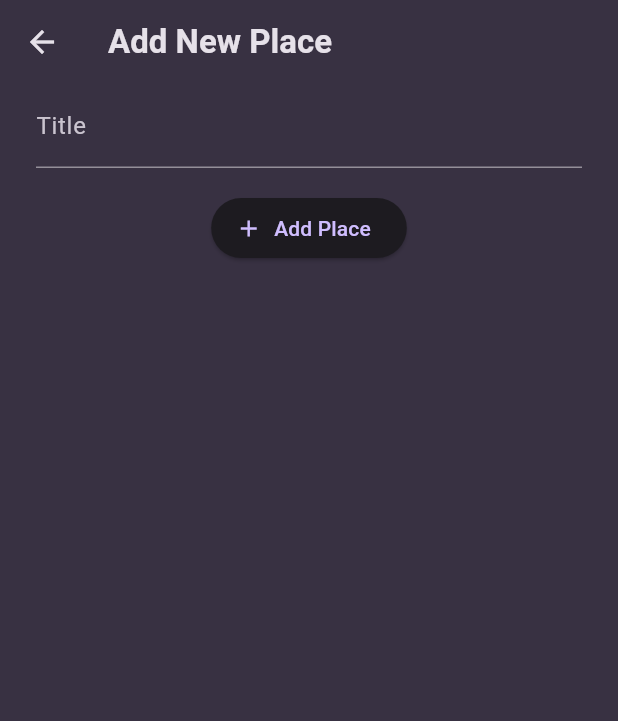
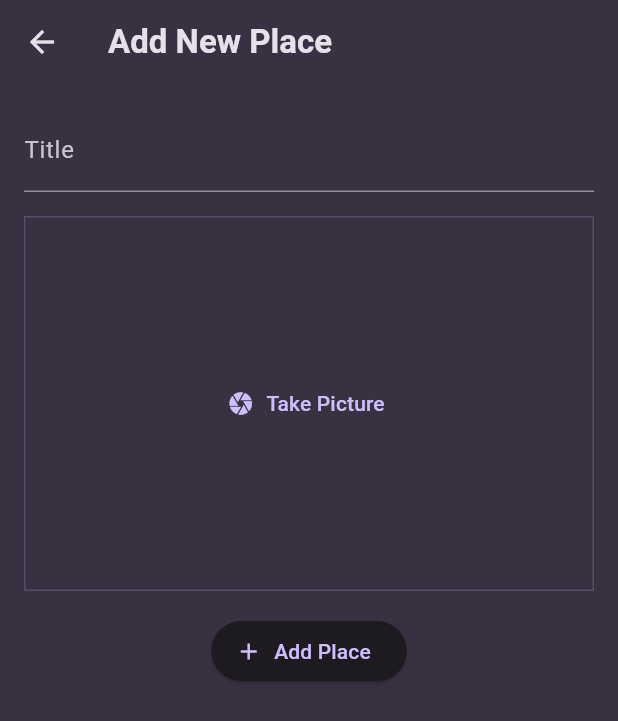
Before and after one commit to kikiherliawan/favorite-place-app, a Flutter app: the AddPlaceScreen screen opened directly, on a phone screen of 412 x 824 dp. Shown: the top 721 px of the screen. Run offline on Flutter 3.47's test engine with Material 3 defaults, Android fonts, the phone set to English and light mode, and no system bars; our stand-ins replace google_fonts.

Commit message:
feat(add-place): add input camera widget and integrate with add place screen

```diff
--- a/lib/view/add_place_screen.dart
+++ b/lib/view/add_place_screen.dart
@@ -1,3 +1,4 @@
+import 'package:favorite_place_app/view/widgets/input_camera.dart';
 import 'package:flutter/material.dart';
 
 class AddPlaceScreen extends StatefulWidget {
@@ -21,18 +22,16 @@ class _AddPlaceScreenState extends State<AddPlaceScreen> {
     return Scaffold(
       appBar: AppBar(title: Text('Add New Place')),
       body: SingleChildScrollView(
+        padding: EdgeInsets.all(16),
         child: Column(
           children: [
-            Padding(
-              padding: const EdgeInsets.symmetric(horizontal: 24),
-              child: TextField(
-                decoration: InputDecoration(labelText: 'Title'),
-                controller: _titleController,
-                style: TextStyle(
-                  color: Theme.of(context).colorScheme.onSurface,
-                ),
-              ),
+            TextField(
+              decoration: InputDecoration(labelText: 'Title'),
+              controller: _titleController,
+              style: TextStyle(color: Theme.of(context).colorScheme.onSurface),
             ),
+            SizedBox(height: 16),
+            InputCamera(),
             SizedBox(height: 16),
             ElevatedButton.icon(
               onPressed: () {},
--- /dev/null
+++ b/lib/view/widgets/input_camera.dart
@@ -0,0 +1,30 @@
+import 'package:flutter/material.dart';
+
+class InputCamera extends StatefulWidget {
+  const InputCamera({super.key});
+
+  @override
+  State<InputCamera> createState() => _InputCameraState();
+}
+
+class _InputCameraState extends State<InputCamera> {
+  @override
+  Widget build(BuildContext context) {
+    return Container(
+      decoration: BoxDecoration(
+        border: Border.all(
+          width: 1,
+          color: Theme.of(context).colorScheme.primary.withValues(alpha: 0.2),
+        ),
+      ),
+      height: 250,
+      width: double.infinity,
+      alignment: Alignment.center,
+      child: TextButton.icon(
+        onPressed: () {},
+        label: Text('Take Picture'),
+        icon: Icon(Icons.camera),
+      ),
+    );
+  }
+}
```
